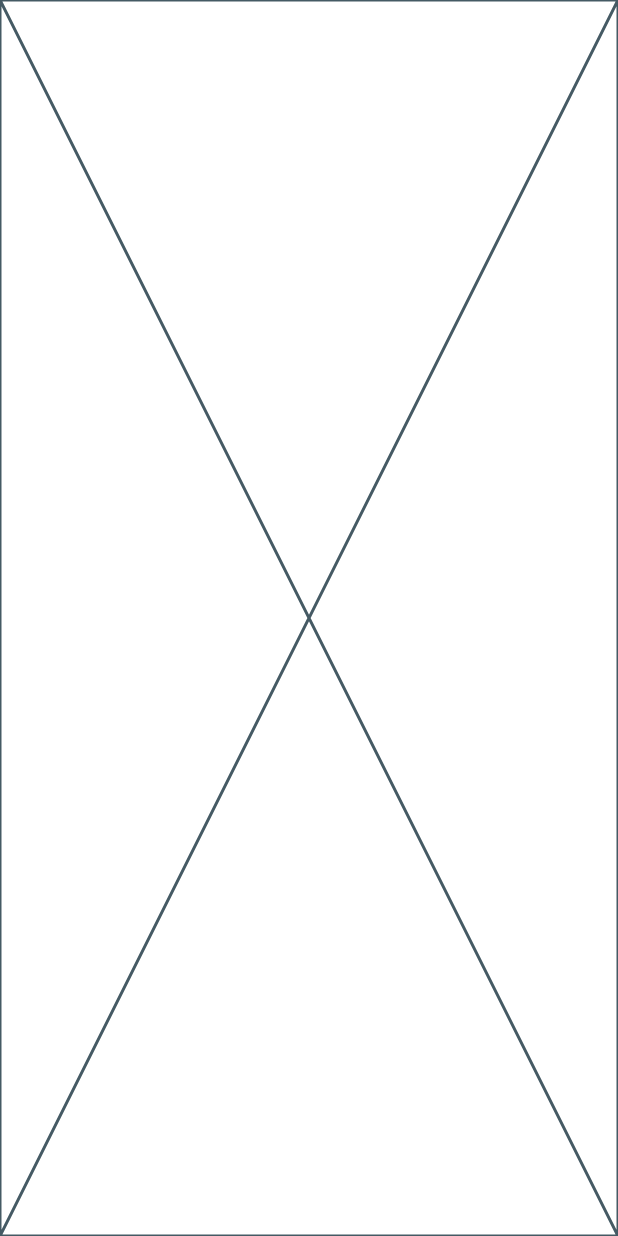
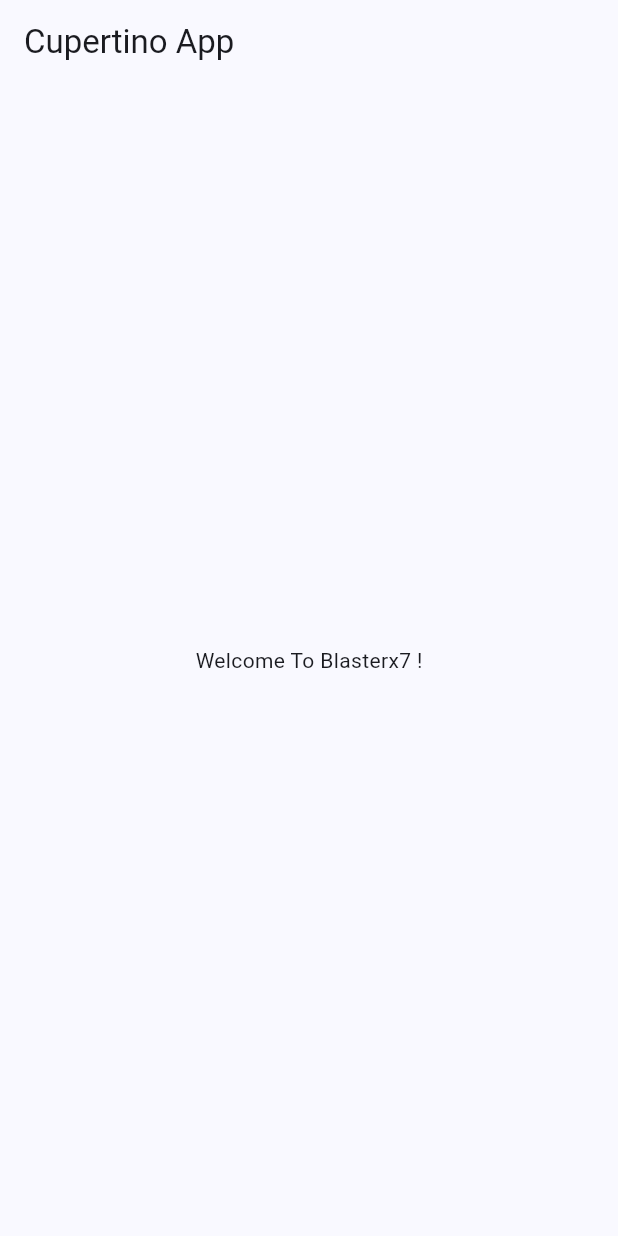
Before and after one commit to Blasterx7/MaterialApp_exemple_flutter, a Flutter app: the screen it shows after launch, on a phone screen of 412 x 824 dp. Run offline on Flutter 3.47's test engine with Material 3 defaults, Android fonts, the phone set to English and light mode, and no system bars.

Commit message:
cupertino add 2

```diff
--- a/lib/main.dart
+++ b/lib/main.dart
@@ -1,3 +1,4 @@
+import 'package:flutter/cupertino.dart';
 import 'package:flutter/material.dart';
 
 void main() {
@@ -9,6 +10,16 @@ class MyApp extends StatelessWidget {
 
   @override
   Widget build(BuildContext context) {
-    return const Placeholder();
+    return CupertinoApp(
+        home: Scaffold(
+      appBar: AppBar(
+        title: const Text('Cupertino App'),
+      ),
+      body: const Center(
+        child: Text(
+          'Welcome To Blasterx7 !',
+        ),
+      ),
+    ));
   }
 }
```
